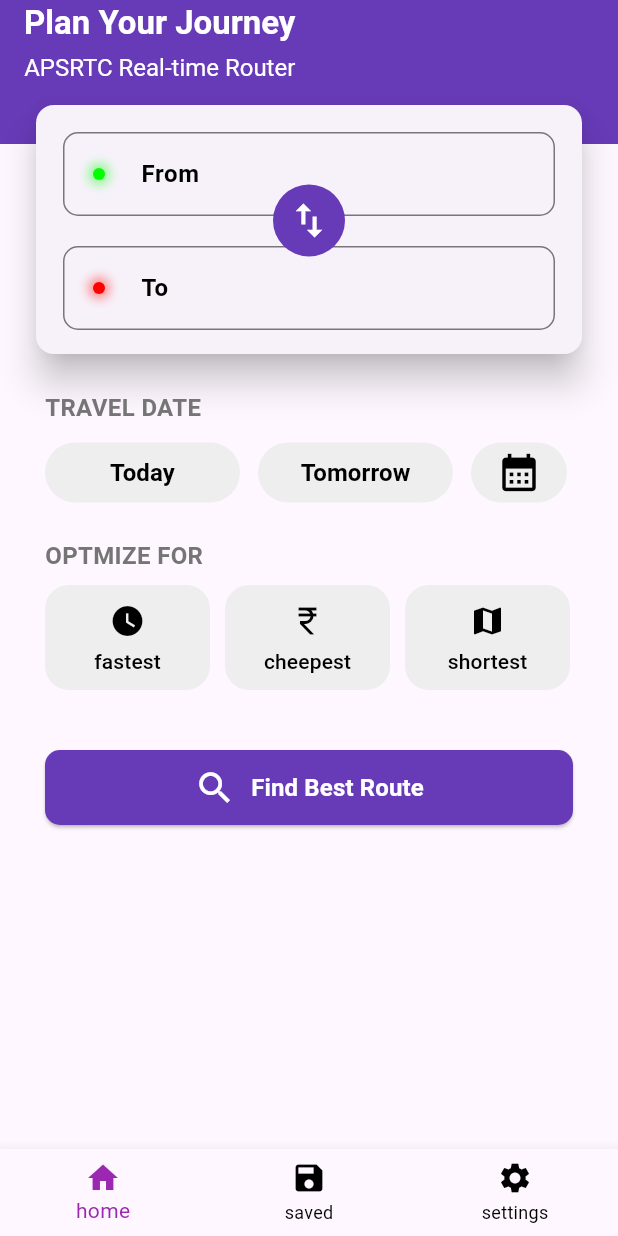
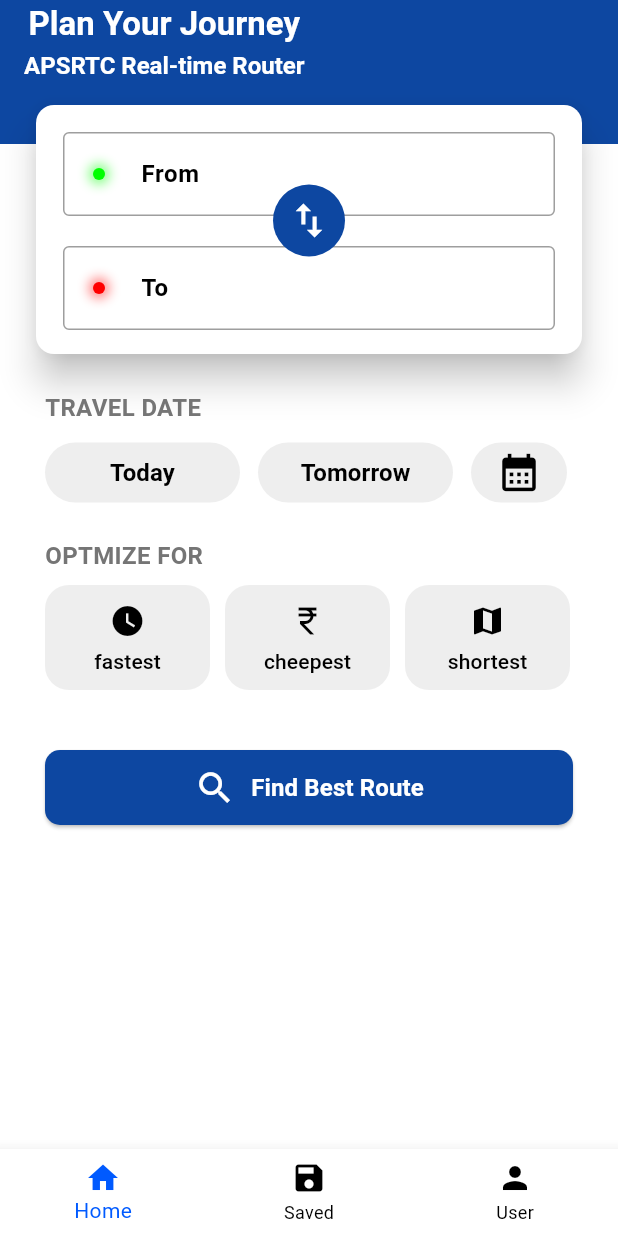
Before and after one commit to psyc-syntax/APSRTC-Transit-Planner, a Flutter app: the screen it shows after launch, on a phone screen of 412 x 824 dp. Run offline on Flutter 3.47's test engine with Material 3 defaults, Android fonts, the light colour scheme and no system bars.

Commit message:
user , saved, home pages added

```diff
--- a/lib/main.dart
+++ b/lib/main.dart
@@ -1,5 +1,6 @@
 import 'package:flutter/material.dart';
-import 'package:planner_demo/pages/home_page.dart';
+
+import 'package:planner_demo/pages/main_page.dart';
 
 void main() {
   runApp(const MyApp());
@@ -12,7 +13,40 @@
   Widget build(BuildContext context) {
     return MaterialApp(
       debugShowCheckedModeBanner: false,
-      home: HomePage(),
+      theme: ThemeData(
+
+        // color theme
+        primaryColor: Colors.blue[900],
+        colorScheme: ColorScheme.fromSwatch().copyWith(
+          secondary: Colors.deepPurple
+        ),
+
+        // appbar theme
+        appBarTheme: AppBarThemeData(
+          backgroundColor: Colors.blue[900],
+          titleTextStyle: TextStyle(
+            color: Colors.white,
+            fontSize: 22,
+            fontWeight: FontWeight.bold,
+          )
+        ),
+
+        //bottom navigation bar theme
+          bottomNavigationBarTheme: const BottomNavigationBarThemeData(
+          selectedItemColor: Color.fromARGB(255, 0, 90, 255),
+          unselectedItemColor: Colors.black,
+          backgroundColor: Colors.white,
+        ),
+
+        // elevated button theme
+        elevatedButtonTheme: ElevatedButtonThemeData(
+          style: ElevatedButton.styleFrom(
+            backgroundColor: Colors.blue[900],
+          )
+        )
+      ),
+
+      home: MainPage(),
     );
   }
 }
--- a/lib/pages/home_page.dart
+++ b/lib/pages/home_page.dart
@@ -1,5 +1,4 @@
 import 'package:flutter/material.dart';
-import 'package:planner_demo/utils/bottom_navigation_bar.dart';
 import 'package:planner_demo/utils/finding_best_route_button.dart';
 import 'package:planner_demo/utils/optimization_slection.dart';
 import 'package:planner_demo/utils/travel_date_selection.dart';
@@ -11,7 +10,7 @@
   Widget build(BuildContext context) {
     return Scaffold(
       appBar: AppBar(
-        backgroundColor: Colors.deepPurple,
+
         title: Column(
           children: [
             Text(
@@ -42,7 +41,7 @@
               children: [
                 Container(
                   height: 40,
-                  color: Colors.deepPurple,
+                  color: Colors.blue[900],
                 ),
                 Padding(
                   padding: const EdgeInsets.only(right: 20, left: 20, top: 10),
@@ -78,7 +77,7 @@
         ),
       ),
 
-       bottomNavigationBar: MyBottomNavigationBar(),
+
 
     );
   }
--- /dev/null
+++ b/lib/pages/main_page.dart
@@ -0,0 +1,40 @@
+import 'package:flutter/material.dart';
+import 'package:planner_demo/pages/home_page.dart';
+import 'package:planner_demo/pages/saved_trips_page.dart';
+import 'package:planner_demo/pages/user_page.dart';
+import 'package:planner_demo/utils/bottom_navigation_bar.dart';
+
+class MainPage extends StatefulWidget {
+  const MainPage({super.key});
+
+  @override
+  State<MainPage> createState() => _MainPageState();
+}
+
+class _MainPageState extends State<MainPage> {
+  //pages index intialization
+  int selectedIndex = 0;
+
+  //list of the pages
+  final List<Widget> pages = [
+    HomePage(),
+    SavedTripsPage(),
+    UserPage()
+  ];
+
+
+  @override
+  Widget build(BuildContext context) {
+    return Scaffold(
+      body: pages[selectedIndex],
+      bottomNavigationBar: MyBottomNavigationBar(
+        selectedIndex: selectedIndex,
+        onItemTapped: (index){
+          setState(() {
+            selectedIndex = index;
+          });
+        },
+      ),
+    );
+  }
+}
--- /dev/null
+++ b/lib/pages/saved_trips_page.dart
@@ -0,0 +1,20 @@
+import 'package:flutter/material.dart';
+
+class SavedTripsPage extends StatefulWidget {
+  const SavedTripsPage({super.key});
+
+  @override
+  State<SavedTripsPage> createState() => _SavedTripsPageState();
+}
+
+class _SavedTripsPageState extends State<SavedTripsPage> {
+  @override
+  Widget build(BuildContext context) {
+    return Scaffold(
+      appBar: AppBar(
+
+        title: Text("Saved Trips"),
+      ),
+    );
+  }
+}
--- /dev/null
+++ b/lib/pages/user_page.dart
@@ -0,0 +1,18 @@
+import 'package:flutter/material.dart';
+
+class UserPage extends StatefulWidget {
+  const UserPage({super.key});
+
+  @override
+  State<UserPage> createState() => _UserPageState();
+}
+
+class _UserPageState extends State<UserPage> {
+  @override
+  Widget build(BuildContext context) {
+    return Scaffold(
+      appBar: AppBar(
+      ),
+    );
+  }
+}
--- /dev/null
+++ b/lib/theme/app_theme.dart
@@ -0,0 +1,10 @@
+import 'package:flutter/material.dart';
+
+class AppTheme extends StatelessWidget {
+  const AppTheme({super.key});
+
+  @override
+  Widget build(BuildContext context) {
+    return Container();
+  }
+}
--- a/lib/utils/bottom_navigation_bar.dart
+++ b/lib/utils/bottom_navigation_bar.dart
@@ -1,40 +1,35 @@
 import 'package:flutter/material.dart';
-class MyBottomNavigationBar extends StatefulWidget {
-  const MyBottomNavigationBar({super.key});
 
-  @override
-  State<MyBottomNavigationBar> createState() => _MyBottomNavigationBarState();
-}
+class MyBottomNavigationBar extends StatelessWidget {
+  final int selectedIndex; // Current selected tab index
+  final Function(int) onItemTapped; // Callback to notify MainPage
 
-class _MyBottomNavigationBarState extends State<MyBottomNavigationBar> {
+  const MyBottomNavigationBar({
+    super.key,
+    required this.selectedIndex,
+    required this.onItemTapped,
+  });
 
-  int selectedIndex = 0;
   @override
   Widget build(BuildContext context) {
     return BottomNavigationBar(
-      onTap: (index) {
-        setState(() {
-          selectedIndex = index;
-        });
-      },
       currentIndex: selectedIndex,
-      selectedItemColor: Colors.purple,
-       unselectedItemColor: Colors.black,
-      items: [
+      onTap: onItemTapped,
+
+      items: const [
         BottomNavigationBarItem(
           icon: Icon(Icons.home),
-          label: "home",),
-
-
+          label: "Home",
+        ),
         BottomNavigationBarItem(
-          icon:  Icon(Icons.save),
-          label: 'saved'
-          ),
-
+          icon: Icon(Icons.save),
+          label: "Saved",
+        ),
         BottomNavigationBarItem(
-          icon: Icon(Icons.settings),
-          label: 'settings')
+          icon: Icon(Icons.person),
+          label: "User",
+        ),
       ],
-      );
+    );
   }
 }
--- a/lib/utils/finding_best_route_button.dart
+++ b/lib/utils/finding_best_route_button.dart
@@ -8,7 +8,6 @@
     return ElevatedButton(
       onPressed: (){},
       style: ElevatedButton.styleFrom(
-        backgroundColor: Colors.deepPurple,
         fixedSize: Size(400, 50),
         shape: RoundedRectangleBorder(
           borderRadius: BorderRadiusGeometry.circular(10)
--- a/lib/utils/optimization_slection.dart
+++ b/lib/utils/optimization_slection.dart
@@ -52,7 +52,7 @@
 
               },
               style: ElevatedButton.styleFrom(
-                backgroundColor: fastestmodeselected? Colors.deepPurple: Colors.grey[200],
+                backgroundColor: fastestmodeselected? Colors.blue[900]: Colors.grey[200],
                 elevation: fastestmodeselected ? 2 : 0,
                 fixedSize: Size(110, 70),
                 padding: EdgeInsets.all(0),
@@ -96,7 +96,7 @@
 
               },
               style: ElevatedButton.styleFrom(
-                backgroundColor: costmodeselected? Colors.deepPurple: Colors.grey[200],
+                backgroundColor: costmodeselected? Colors.blue[900]: Colors.grey[200],
                 elevation: costmodeselected ? 2 : 0,
                 fixedSize: Size(110, 70),
                 padding: EdgeInsets.all(0),
@@ -139,7 +139,7 @@
 
               },
               style: ElevatedButton.styleFrom(
-                backgroundColor: distancemodeselected? Colors.deepPurple: Colors.grey[200],
+                backgroundColor: distancemodeselected? Colors.blue[900]: Colors.grey[200],
                 elevation: distancemodeselected ? 2 : 0,
                 fixedSize: Size(110, 70),
                 padding: EdgeInsets.all(0),
--- a/lib/utils/travel_date_selection.dart
+++ b/lib/utils/travel_date_selection.dart
@@ -48,7 +48,7 @@
                 });
               },
               style: ElevatedButton.styleFrom(
-                backgroundColor: todaySelected? Colors.deepPurple: Colors.grey[200],
+                backgroundColor: todaySelected? Colors.blue[900]: Colors.grey[200],
                 elevation: todaySelected? 2: 0,
                 fixedSize: Size(130, 40),
 
@@ -75,7 +75,7 @@
                 });
               },
               style: ElevatedButton.styleFrom(
-                backgroundColor: tomorrowSelected? Colors.deepPurple: Colors.grey[200],
+                backgroundColor: tomorrowSelected? Colors.blue[900]: Colors.grey[200],
                 elevation: tomorrowSelected? 2: 0,
                 fixedSize: Size(130, 40),
 
@@ -103,7 +103,7 @@
                 });
               },
               style: ElevatedButton.styleFrom(
-                backgroundColor: calendarselected? Colors.deepPurple: Colors.grey[200],
+                backgroundColor: calendarselected? Colors.blue[900]: Colors.grey[200],
                 elevation: calendarselected? 2: 0,
                 fixedSize: Size(60, 40),
                 padding: EdgeInsets.all(0),
--- a/lib/utils/trip_datails.dart
+++ b/lib/utils/trip_datails.dart
@@ -42,6 +42,9 @@
                               borderRadius: BorderRadius.circular(10),
 
                             ),
+                            enabledBorder: OutlineInputBorder(
+                              borderSide: BorderSide(color: Colors.grey)
+                            ),
                             prefixIcon: Padding(
                               padding: const EdgeInsets.all(20.0),
                               child: GlowingDot(dotColor: 0xFF00FF00),
@@ -62,6 +65,10 @@
                           decoration: InputDecoration(
                             border: OutlineInputBorder(
                               borderRadius: BorderRadius.circular(10),
+
+                            ),
+                             enabledBorder: OutlineInputBorder(
+                              borderSide: BorderSide(color: Colors.grey)
                             ),
                             prefixIcon: Padding(
                               padding: const EdgeInsets.all(20.0),
@@ -83,7 +90,7 @@
                     padding: const EdgeInsets.only(top: 45, left: 150),
                     child: Container(
                       decoration: BoxDecoration(
-                        color: Colors.deepPurple,
+                        color: Colors.blue[900],
                         borderRadius: BorderRadius.circular(60)
                       ),
                       child: IconButton(
```
